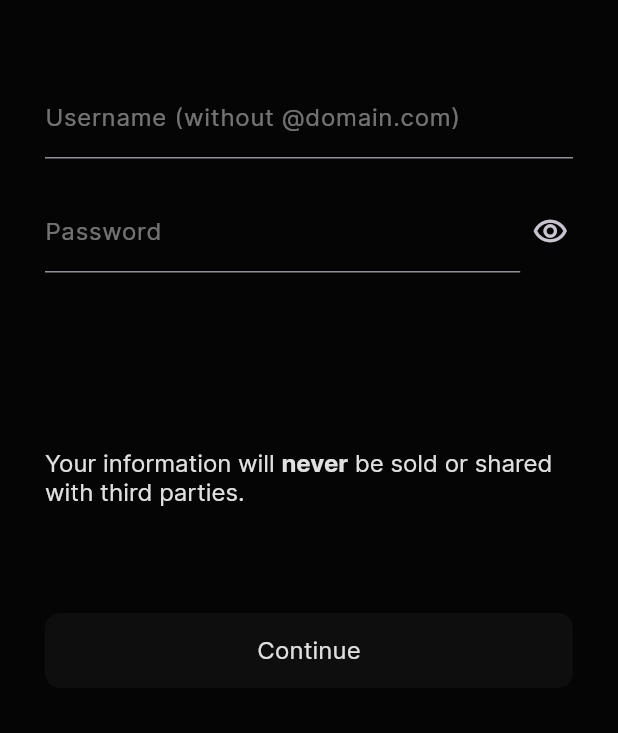
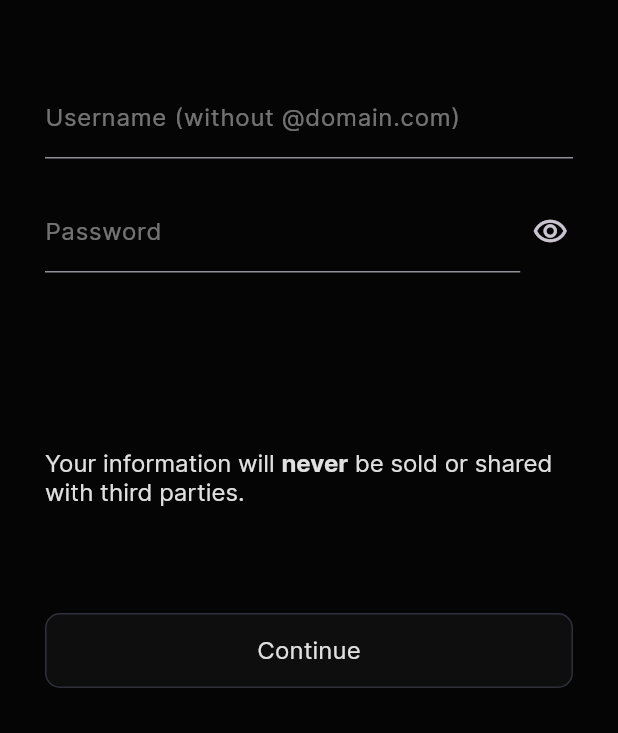
Before and after one commit to DoomKitty87/integrand-mobile, a Flutter app: the screen it shows after launch, after a tap on "Get Started", on a phone screen of 412 x 824 dp, the part 503-1236 px from its top. Run offline on Flutter 3.47's test engine with Material 3 defaults, Android fonts, the phone set to English and light mode, and no system bars; our stand-ins replace barcode_widget, flutter_animate, shared_preferences; statements that could not run were skipped; project files that could hold a hidden picture were left out.

Commit message:
changed intake page button color

```diff
--- a/integrand/lib/app_page_tree/intake/intake_primary.dart
+++ b/integrand/lib/app_page_tree/intake/intake_primary.dart
@@ -39,7 +39,7 @@ class _IntakePrimary extends State<IntakePrimary> {
               child: Padding(
                 padding: const EdgeInsets.only(
                     left: 30.0, right: 30.0, bottom: 30.0),
-                child: TextButton(
+                child: OutlinedButton(
                     style: buttonStyle,
                     onPressed: () => {
                           Provider.of<AppData>(context, listen: false)
--- a/integrand/lib/app_page_tree/normal/settings/settings.dart
+++ b/integrand/lib/app_page_tree/normal/settings/settings.dart
@@ -173,7 +173,7 @@ class SettingsMain extends StatelessWidget {
           useIcons: true,
           icon: Icon(Icons.logout_rounded),
           onPressed: () {
-            if (!Platform.isIOS) {
+            if (Platform.isIOS) {
               showCupertinoDialog(
                 context: context,
                 barrierDismissible: false,
--- a/integrand/lib/consts.dart
+++ b/integrand/lib/consts.dart
@@ -198,6 +198,12 @@ const TextStyle newsDateStyle = TextStyle(
 );
 
 ButtonStyle buttonStyle = ButtonStyle(
+  side: const WidgetStatePropertyAll(
+    BorderSide(
+      color: lighterGrey,
+      width: 1,
+    ),
+  ),
   backgroundColor: const WidgetStatePropertyAll(darkGrey),
   fixedSize: const WidgetStatePropertyAll(Size(5000, 50)),
   shape: WidgetStatePropertyAll(
```
